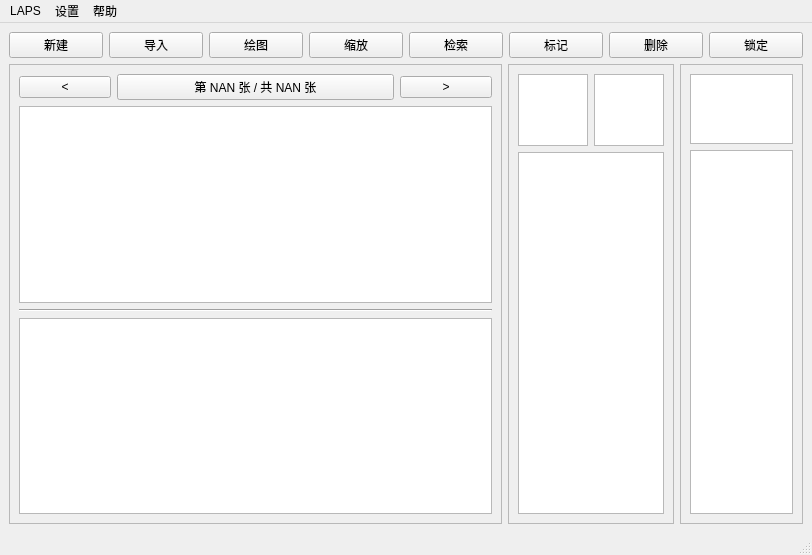
Orange-66/LAPS-v1.0, file UI/ui_index.ui: the form before one commit.
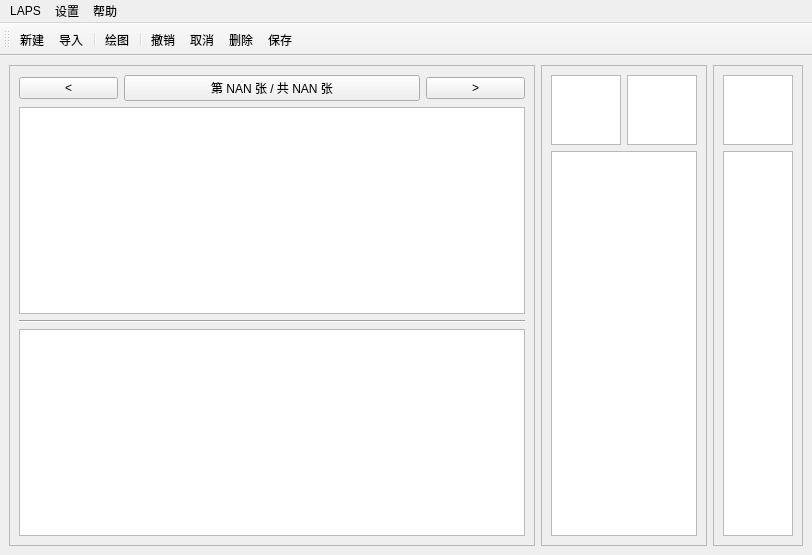
The form after the commit.

Commit message: - 修改了关闭主窗口后，子窗口依旧存在的BUG； - 完善了对于ui_new_single文件中的控件选择以及排版布局； - 数据库阶段依旧一团糟...；

The edit to the form file:
```diff
--- a/UI/ui_index.ui
+++ b/UI/ui_index.ui
@@ -14,71 +14,7 @@
    <string>LAP分析系统</string>
   </property>
   <widget class="QWidget" name="centralwidget">
-   <layout class="QVBoxLayout" name="verticalLayout_6">
-    <item>
-     <layout class="QHBoxLayout" name="horizontalLayout">
-      <item>
-       <widget class="QPushButton" name="btn_new_single">
-        <property name="text">
-         <string>新建</string>
-        </property>
-       </widget>
-      </item>
-      <item>
-       <widget class="QPushButton" name="btn_import">
-        <property name="text">
-         <string>导入</string>
-        </property>
-       </widget>
-      </item>
-      <item>
-       <widget class="QPushButton" name="btn_painting">
-        <property name="text">
-         <string>绘图</string>
-        </property>
-       </widget>
-      </item>
-      <item>
-       <widget class="QPushButton" name="zoom_button">
-        <property name="text">
-         <string>缩放</string>
-        </property>
-       </widget>
-      </item>
-      <item>
-       <widget class="QPushButton" name="retrieval_button">
-        <property name="text">
-         <string>检索</string>
-        </property>
-       </widget>
-      </item>
-      <item>
-       <widget class="QPushButton" name="label_button">
-        <property name="text">
-         <string>标记</string>
-        </property>
-       </widget>
-      </item>
-      <item>
-       <widget class="QPushButton" name="delete_button">
-        <property name="text">
-         <string>删除</string>
-        </property>
-       </widget>
-      </item>
-      <item>
-       <widget class="QPushButton" name="lock_button">
-        <property name="text">
-         <string>锁定</string>
-        </property>
-       </widget>
-      </item>
-     </layout>
-    </item>
-    <item>
-     <layout class="QHBoxLayout" name="horizontalLayout_7" stretch="8,2,2">
-      <item>
-       <layout class="QVBoxLayout" name="verticalLayout_3">
+   <layout class="QHBoxLayout" name="horizontalLayout" stretch="8,1,1">
         <item>
          <widget class="QFrame" name="frame">
           <property name="frameShape">
@@ -114,7 +50,7 @@
             </layout>
            </item>
            <item>
-            <layout class="QHBoxLayout" name="horizontalLayout_3" stretch="8">
+        <layout class="QHBoxLayout" name="horizontalLayout_3" stretch="0">
              <item>
               <widget class="QGraphicsView" name="wid_original_image"/>
              </item>
@@ -136,8 +72,6 @@
            </item>
           </layout>
          </widget>
-        </item>
-       </layout>
       </item>
       <item>
        <widget class="QFrame" name="frame_3">
@@ -147,9 +81,7 @@
         <property name="frameShadow">
          <enum>QFrame::Raised</enum>
         </property>
-        <layout class="QHBoxLayout" name="horizontalLayout_5">
-         <item>
-          <layout class="QVBoxLayout" name="verticalLayout_4" stretch="2,10">
+      <layout class="QVBoxLayout" name="verticalLayout_4" stretch="1,9">
            <item>
             <layout class="QHBoxLayout" name="horizontalLayout_4">
              <item>
@@ -161,9 +93,7 @@
             </layout>
            </item>
            <item>
-            <widget class="QTableWidget" name="tableWidget"/>
-           </item>
-          </layout>
+        <widget class="QTableView" name="table_image_info"/>
          </item>
         </layout>
        </widget>
@@ -176,21 +106,15 @@
         <property name="frameShadow">
          <enum>QFrame::Raised</enum>
         </property>
-        <layout class="QHBoxLayout" name="horizontalLayout_6">
-         <item>
-          <layout class="QVBoxLayout" name="verticalLayout_5" stretch="1,11">
+      <layout class="QVBoxLayout" name="verticalLayout_2" stretch="1,9">
            <item>
             <widget class="QTextEdit" name="textEdit"/>
            </item>
            <item>
-            <widget class="QListWidget" name="listWidget"/>
-           </item>
-          </layout>
+        <widget class="QTableView" name="table_patient_list"/>
          </item>
         </layout>
        </widget>
-      </item>
-     </layout>
     </item>
    </layout>
   </widget>
@@ -222,7 +146,61 @@
    <addaction name="menu_2"/>
    <addaction name="menu_3"/>
   </widget>
-  <widget class="QStatusBar" name="statusbar"/>
+  <widget class="QToolBar" name="toolBar">
+   <property name="windowTitle">
+    <string>toolBar</string>
+   </property>
+   <attribute name="toolBarArea">
+    <enum>TopToolBarArea</enum>
+   </attribute>
+   <attribute name="toolBarBreak">
+    <bool>true</bool>
+   </attribute>
+   <addaction name="act_new_single"/>
+   <addaction name="act_import"/>
+   <addaction name="separator"/>
+   <addaction name="act_painting"/>
+   <addaction name="separator"/>
+   <addaction name="act_backward"/>
+   <addaction name="act_cancel"/>
+   <addaction name="act_delete"/>
+   <addaction name="act_save"/>
+  </widget>
+  <action name="act_new_single">
+   <property name="text">
+    <string>新建</string>
+   </property>
+  </action>
+  <action name="act_import">
+   <property name="text">
+    <string>导入</string>
+   </property>
+  </action>
+  <action name="act_painting">
+   <property name="text">
+    <string>绘图</string>
+   </property>
+  </action>
+  <action name="act_backward">
+   <property name="text">
+    <string>撤销</string>
+   </property>
+  </action>
+  <action name="act_cancel">
+   <property name="text">
+    <string>取消</string>
+   </property>
+  </action>
+  <action name="act_delete">
+   <property name="text">
+    <string>删除</string>
+   </property>
+  </action>
+  <action name="act_save">
+   <property name="text">
+    <string>保存</string>
+   </property>
+  </action>
  </widget>
  <resources/>
  <connections/>
```
Left out of the diff: 8 changed lines with no effect on the pictures. Lines whose indentation alone changed are shown as unchanged. The commit also changes 14 other files.
